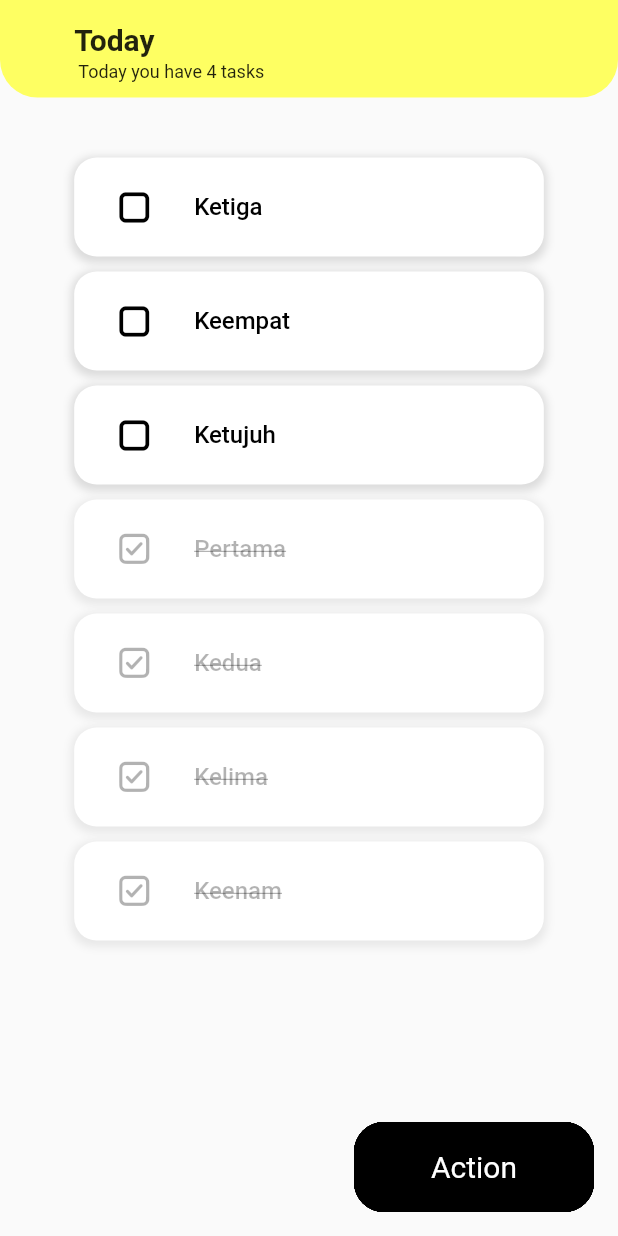
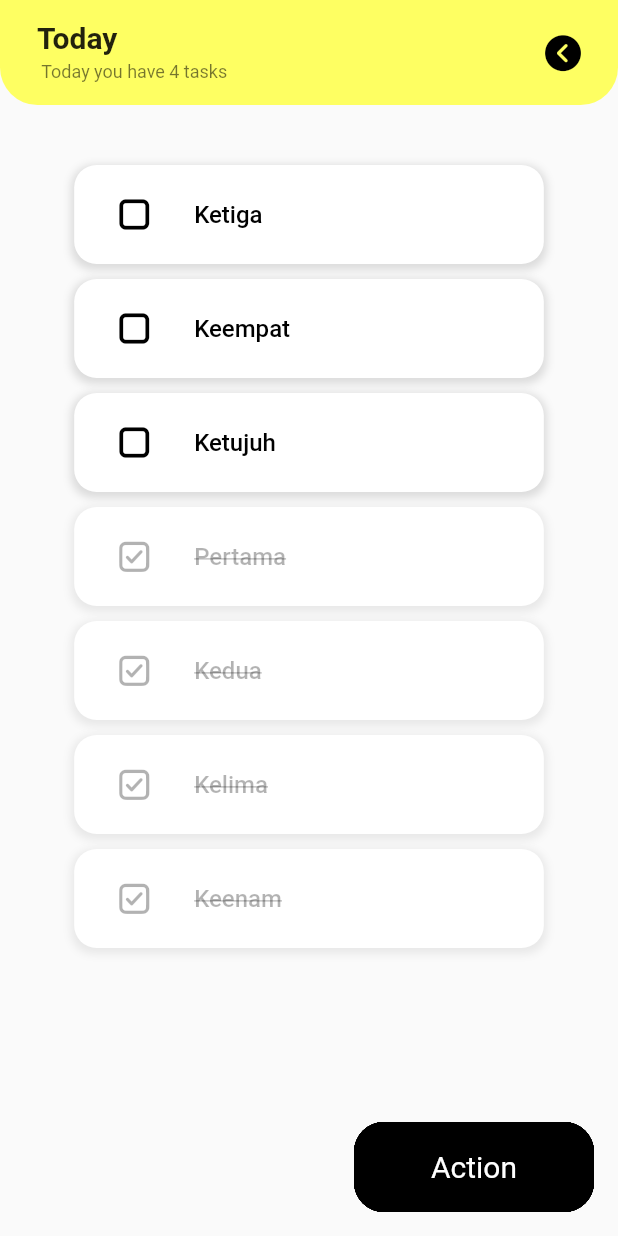
Before and after one commit to mrizkiid/card_todo, a Flutter app: the TaskPage screen opened by its route, after a tap on an icon or button, on a phone screen of 412 x 824 dp. Run offline on Flutter 3.47's test engine with Material 2 defaults, Android fonts, the phone set to English and light mode, and no system bars; our stand-ins replace bloc, equatable, flutter_bloc, hive, hive_flutter, reorderables; accounts and stored records are empty.

Commit message:
telah menambahkan dan selesai ui task

```diff
--- a/card_todo/lib/DATA/provider/todo_data.dart
+++ b/card_todo/lib/DATA/provider/todo_data.dart
@@ -1,3 +1,4 @@
+// ignore_for_file: public_member_api_docs, sort_constructors_first
 class TodoData {
   List<String> listTask = [
     'todo1',
@@ -27,6 +28,57 @@ class TodoData {
     'PROJECT7',
   ];
 
+  List<TitleList> todoList = [
+    TitleList(
+      title: 'Gym',
+      taskList: [
+        TaskList(isChecked: false, title: 'Pertama'),
+        TaskList(isChecked: true, title: 'Kedua'),
+        TaskList(isChecked: false, title: 'Ketiga'),
+        TaskList(isChecked: false, title: 'Keempat'),
+        TaskList(isChecked: true, title: 'Kelima'),
+        TaskList(isChecked: true, title: 'Keenam'),
+        TaskList(isChecked: false, title: 'Ketujuh'),
+      ],
+    ),
+    TitleList(
+      title: 'Gym',
+      taskList: [
+        TaskList(isChecked: false, title: 'Pertama'),
+        TaskList(isChecked: true, title: 'Kedua'),
+        TaskList(isChecked: false, title: 'Ketiga'),
+        TaskList(isChecked: false, title: 'Keempat'),
+        TaskList(isChecked: true, title: 'Kelima'),
+        TaskList(isChecked: true, title: 'Keenam'),
+        TaskList(isChecked: false, title: 'Ketujuh'),
+      ],
+    ),
+    TitleList(
+      title: 'Gym',
+      taskList: [
+        TaskList(isChecked: false, title: 'Pertama'),
+        TaskList(isChecked: true, title: 'Kedua'),
+        TaskList(isChecked: false, title: 'Ketiga'),
+        TaskList(isChecked: false, title: 'Keempat'),
+        TaskList(isChecked: true, title: 'Kelima'),
+        TaskList(isChecked: true, title: 'Keenam'),
+        TaskList(isChecked: false, title: 'Ketujuh'),
+      ],
+    ),
+    TitleList(
+      title: 'Gym',
+      taskList: [
+        TaskList(isChecked: false, title: 'Pertama'),
+        TaskList(isChecked: true, title: 'Kedua'),
+        TaskList(isChecked: false, title: 'Ketiga'),
+        TaskList(isChecked: false, title: 'Keempat'),
+        TaskList(isChecked: true, title: 'Kelima'),
+        TaskList(isChecked: true, title: 'Keenam'),
+        TaskList(isChecked: false, title: 'Ketujuh'),
+      ],
+    ),
+  ];
+
   List<TaskList> tasklist = [
     TaskList(isChecked: false, title: 'Pertama'),
     TaskList(isChecked: true, title: 'Kedua'),
@@ -48,3 +100,12 @@ class TaskList {
     required this.title,
   });
 }
+
+class TitleList {
+  String title;
+  List<TaskList> taskList;
+  TitleList({
+    required this.title,
+    required this.taskList,
+  });
+}
--- /dev/null
+++ b/card_todo/lib/TODO/add_main_menu/page_add_main_menu.dart
@@ -0,0 +1,48 @@
+import 'package:card_todo/TODO/utils/widget/widget_app_bar.dart';
+import 'package:card_todo/UTILS/icon/todo_app_icon_icons.dart';
+import 'package:card_todo/UTILS/static/size_class.dart';
+import 'package:flutter/material.dart';
+import 'package:flutter_bloc/flutter_bloc.dart';
+import 'package:card_todo/DATA/provider/todo_data.dart';
+
+class PageAddMainMenu extends StatelessWidget {
+  PageAddMainMenu({super.key});
+  Sizing sizing = Sizing();
+  String titleTodo = 'unknown';
+  @override
+  Widget build(BuildContext context) {
+    if (ModalRoute.of(context) != null) {
+      titleTodo = ModalRoute.of(context)!.settings.arguments.toString();
+    }
+    sizing.init(context);
+    double paddingHorizontal = sizing.widthCalc(percent: 12);
+    double heightAppBar = 70;
+    TodoData todoData = RepositoryProvider.of(context);
+    return Scaffold(
+      appBar: PreferredSize(
+        preferredSize: Size.fromHeight(heightAppBar),
+        child: CustomAppBar(
+          heightAppBar: heightAppBar,
+          paddingHorizontal: paddingHorizontal / 2,
+          child: const Align(
+            alignment: Alignment.bottomCenter,
+            child: ListTile(
+              contentPadding: EdgeInsets.zero,
+              title: Text(
+                'Add Card',
+                style: TextStyle(
+                    color: Colors.black,
+                    fontSize: 24,
+                    fontWeight: FontWeight.w500),
+              ),
+              trailing: Icon(
+                TodoAppIcon.previous,
+                color: Colors.black,
+              ),
+            ),
+          ),
+        ),
+      ),
+    );
+  }
+}
--- a/card_todo/lib/TODO/main_menu/main_menu_bloc/mainmenu_bloc.dart
+++ b/card_todo/lib/TODO/main_menu/main_menu_bloc/mainmenu_bloc.dart
@@ -18,8 +18,8 @@ class MainMenuBloc extends Bloc<MainMenuEvent, MainMenuState> {
   MainMenuBloc({required TodoData todoData})
       : super(const MainmenuInitial([])) {
     on<InitialListEvent>((event, emit) {
-      // listTitle = [...event.listTitle];
-      changeToNewList(event.listTitle);
+      /////
+      changeToNewList(todoData.listTitle);
       emit(MainmenuInitial(listTitle));
     });
 
@@ -87,10 +87,14 @@ class MainMenuBloc extends Bloc<MainMenuEvent, MainMenuState> {
           listTitle.removeAt(i);
         }
       }
+      //move list to todoData
+      todoData.listTitle = [...listTitle];
 
       changeToNewList(listTitle);
+      emit(SaveState(listTitle));
 
-      emit(SaveState(listTitle));
+      // deleteing list delete
+      indexDelete = [];
     });
   }
 }
--- a/card_todo/lib/TODO/main_menu/main_menu_bloc/mainmenu_event.dart
+++ b/card_todo/lib/TODO/main_menu/main_menu_bloc/mainmenu_event.dart
@@ -5,8 +5,7 @@ abstract class MainMenuEvent {
 }
 
 class InitialListEvent extends MainMenuEvent {
-  final List<String> listTitle;
-  InitialListEvent({required this.listTitle});
+  InitialListEvent();
 }
 
 class MainActionEvent extends MainMenuEvent {
--- a/card_todo/lib/TODO/main_menu/page_main_menu.dart
+++ b/card_todo/lib/TODO/main_menu/page_main_menu.dart
@@ -172,9 +172,10 @@ class MainMenuPageState extends State<MainMenuPage> {
                               crossAxisCount: 2,
                               crossAxisSpacing: 10,
                               mainAxisSpacing: 10),
-                      itemCount: todoData.listTitle.length,
+                      itemCount: state.listTitle.length,
                       itemBuilder: (context, index) {
-                        String arg = todoData.listTitle[index];
+                        String arg = state.listTitle[index];
+                        print('default title ${state.listTitle.length}');
                         return CardWidget(
                           onpressed: () {
                             Navigator.of(context)
--- a/card_todo/lib/TODO/task_list/page_task.dart
+++ b/card_todo/lib/TODO/task_list/page_task.dart
@@ -2,8 +2,10 @@
 
 import 'package:card_todo/DATA/provider/todo_data.dart';
 import 'package:card_todo/TODO/task_list/bloc_task/task_menu_bloc.dart';
+import 'package:card_todo/TODO/utils/widget/widget_app_bar.dart';
 import 'package:card_todo/TODO/utils/widget/widget_button_animation.dart';
 import 'package:card_todo/TODO/utils/widget/widget_button_animation_helper.dart';
+import 'package:card_todo/TODO/utils/widget/widget_task_page.dart';
 import 'package:card_todo/UTILS/icon/todo_app_icon_icons.dart';
 import 'package:card_todo/UTILS/static/color_class.dart';
 import 'package:card_todo/UTILS/static/enum_todo.dart';
@@ -32,58 +34,61 @@ class _TaskPageState extends State<TaskPage> {
     }
     sizing.init(context);
     double paddingHorizontal = sizing.widthCalc(percent: 12);
-    double heightAppBar = 65;
+    double heightAppBar = 70;
     TodoData todoData = RepositoryProvider.of(context);
     return Scaffold(
       appBar: PreferredSize(
         preferredSize: Size.fromHeight(heightAppBar),
-        child: Container(
-          decoration: BoxDecoration(
-            color: ColorStatic.maincolor,
-            borderRadius: BorderRadius.only(
-              bottomLeft: Radius.circular(25),
-              bottomRight: Radius.circular(25),
+        child: CustomAppBar(
+          heightAppBar: heightAppBar,
+          paddingHorizontal: paddingHorizontal / 2,
+          child: ListTile(
+            contentPadding: EdgeInsets.zero,
+            title: Text(
+              'Today',
+              style: TextStyle(fontSize: 20, fontWeight: FontWeight.bold),
             ),
-          ),
-          child: Container(
-            padding: EdgeInsets.symmetric(horizontal: paddingHorizontal)
-                .copyWith(bottom: 10, top: 10),
-            child: Align(
-              alignment: Alignment.bottomCenter,
-              child: Row(
-                crossAxisAlignment: CrossAxisAlignment.end,
-                mainAxisAlignment: MainAxisAlignment.spaceBetween,
-                children: [
-                  Column(
-                    mainAxisAlignment: MainAxisAlignment.end,
-                    crossAxisAlignment: CrossAxisAlignment.start,
-                    children: [
-                      Text(
-                        'Today',
-                        style: TextStyle(
-                            fontSize: 20, fontWeight: FontWeight.bold),
-                      ),
-                      SizedBox(
-                        height: 3,
-                      ),
-                      Text(
-                        ' Today you have 4 tasks',
-                        style: TextStyle(fontSize: 12),
-                      ),
-                    ],
-                  ),
-                  // IconButton(
-                  //   onPressed: () {},
-                  //   icon: Icon(
-                  //     Icons.visibility,
-                  //     size: 27,
-                  //   ),
-                  // )
-                ],
+            subtitle: Text(
+              ' Today you have 4 tasks',
+              style: TextStyle(fontSize: 12),
+            ),
+            trailing: GestureDetector(
+              onTap: () {
+                print('back is pressed from page task');
+              },
+              child: Icon(
+                TodoAppIcon.previous,
+                color: Colors.black,
               ),
             ),
           ),
-          // ch
+          // Align(
+          //   alignment: Alignment.bottomCenter,
+          //   child: Row(
+          //     crossAxisAlignment: CrossAxisAlignment.end,
+          //     mainAxisAlignment: MainAxisAlignment.spaceBetween,
+          //     children: [
+          //       Column(
+          //         mainAxisAlignment: MainAxisAlignment.end,
+          //         crossAxisAlignment: CrossAxisAlignment.start,
+          //         children: [
+          //           Text(
+          //             'Today',
+          //             style:
+          //                 TextStyle(fontSize: 20, fontWeight: FontWeight.bold),
+          //           ),
+          //           SizedBox(
+          //             height: 3,
+          //           ),
+          //           Text(
+          //             ' Today you have 4 tasks',
+          //             style: TextStyle(fontSize: 12),
+          //           ),
+          //         ],
+          //       ),
+          //     ],
+          //   ),
+          // ),
         ),
       ),
       floatingActionButton:
@@ -218,110 +223,3 @@ class _TaskPageState extends State<TaskPage> {
     );
   }
 }
-
-class TileTaskCard extends StatelessWidget {
-  final bool isChecked;
-  final String title;
-  final bool isDelete;
-  final void Function() onchanged;
-  final void Function()? onTapDelete;
-  final Color? color;
-  const TileTaskCard({
-    super.key,
-    required this.isChecked,
-    required this.title,
-    required this.isDelete,
-    required this.onchanged,
-    this.onTapDelete,
-    this.color,
-  });
-
-  @override
-  Widget build(BuildContext context) {
-    if (color == null) {
-      print(color);
-    }
-    return Padding(
-      padding: EdgeInsets.only(top: 10),
-      child: GestureDetector(
-        onTap: onTapDelete,
-        child: Container(
-          padding: EdgeInsets.symmetric(vertical: 5),
-          decoration: BoxDecoration(
-            color: color ?? Color(0xFFFFFFFF),
-            borderRadius: BorderRadius.all(
-              Radius.circular(15),
-            ),
-            boxShadow: [
-              if (isChecked)
-                BoxShadow(
-                  blurRadius: 4,
-                  offset: Offset(0, 2),
-                  spreadRadius: 2,
-                  color: Colors.black.withOpacity(0.07),
-                )
-              else
-                BoxShadow(
-                  blurRadius: 4,
-                  offset: Offset(0, 2),
-                  spreadRadius: 2,
-                  color: Colors.black.withOpacity(0.12),
-                ),
-            ],
-          ),
-          child: ListTile(
-            leading: checkBoxCustom(isChecked, onchanged, isDelete),
-            title: Text(
-              title,
-              style: isChecked
-                  ? TextStyle(
-                      fontSize: 16,
-                      fontWeight: FontWeight.w500,
-                      color: Colors.black.withOpacity(0.3),
-                      decoration: TextDecoration.lineThrough)
-                  : TextStyle(
-                      fontSize: 16,
-                      fontWeight: FontWeight.w500,
-                      color: Colors.black),
-            ),
-            trailing: isDelete
-                ? IconButton(
-                    onPressed: () {
-                      // context.read<TaskMenuBloc>().add(TaskDeleteProcess());
-                    },
-                    icon: Icon(
-                      TodoAppIcon.delete,
-                      color: Colors.red,
-                    ),
-                  )
-                : SizedBox(),
-          ),
-        ),
-      ),
-    );
-  }
-
-  Widget checkBoxCustom(
-      bool isPressed, void Function() onchanged, bool isDelete) {
-    return IconButton(
-      hoverColor: Colors.white,
-      splashColor: Colors.white,
-      onPressed: isDelete
-          ? null
-          : () {
-              onchanged();
-            },
-      icon: isPressed
-          ? Icon(
-              TodoAppIcon.check,
-              size: 27,
-              color: Colors.black.withOpacity(0.3),
-            )
-          : Icon(
-              TodoAppIcon.empty_checkbox,
-              size: 20,
-              color: Colors.black,
-            ),
-    );
-  }
-}
--- /dev/null
+++ b/card_todo/lib/TODO/utils/widget/widget_app_bar.dart
@@ -0,0 +1,60 @@
+import 'package:card_todo/UTILS/static/color_class.dart';
+import 'package:flutter/material.dart';
+
+// class CustomAppBar extends PreferredSize {
+//   final double heightAppBar;
+//   final double paddingHorizontal;
+//   final Widget child;
+
+//   CustomAppBar(
+//       {super.key,
+//       required this.heightAppBar,
+//       required this.paddingHorizontal,
+//       required this.child})
+//       : super(
+//           preferredSize: Size.fromHeight(heightAppBar),
+//           child: Container(
+//             decoration: const BoxDecoration(
+//               color: Colors.black,
+//               borderRadius: BorderRadius.only(
+//                 bottomLeft: Radius.circular(25),
+//                 bottomRight: Radius.circular(25),
+//               ),
+//             ),
+//             child: Container(
+//               padding: EdgeInsets.symmetric(horizontal: paddingHorizontal)
+//                   .copyWith(bottom: 10, top: 10),
+//               child: child,
+//             ),
+//           ),
+//         );
+// }
+
+class CustomAppBar extends StatelessWidget {
+  final double heightAppBar;
+  final double paddingHorizontal;
+  final Widget child;
+  CustomAppBar({
+    super.key,
+    required this.heightAppBar,
+    required this.paddingHorizontal,
+    required this.child,
+  });
+
+  @override
+  Widget build(BuildContext context) {
+    return Container(
+      decoration: const BoxDecoration(
+        color: ColorStatic.maincolor,
+        borderRadius: BorderRadius.only(
+          bottomLeft: Radius.circular(25),
+          bottomRight: Radius.circular(25),
+        ),
+      ),
+      child: Container(
+        padding: EdgeInsets.symmetric(horizontal: paddingHorizontal),
+        child: SafeArea(child: child),
+      ),
+    );
+  }
+}
--- a/card_todo/lib/TODO/utils/widget/widget_button_animation_helper.dart
+++ b/card_todo/lib/TODO/utils/widget/widget_button_animation_helper.dart
@@ -305,7 +305,7 @@ class DoneButton extends StatelessWidget {
           onTap: () {
             if (buttonAnimationBloc.whichTodoBloc == WhichTodoBloc.mainMenu &&
                 mainMenuBloc != null) {
-              mainMenuBloc.add(InitialListEvent(listTitle: todoData.listTitle));
+              mainMenuBloc.add(InitialListEvent());
             }
 
             if (buttonAnimationBloc.whichTodoBloc == WhichTodoBloc.taskMenu &&
--- /dev/null
+++ b/card_todo/lib/TODO/utils/widget/widget_task_page.dart
@@ -0,0 +1,110 @@
+import 'package:card_todo/UTILS/icon/todo_app_icon_icons.dart';
+import 'package:card_todo/UTILS/static/color_class.dart';
+import 'package:flutter/material.dart';
+
+class TileTaskCard extends StatelessWidget {
+  final bool isChecked;
+  final String title;
+  final bool isDelete;
+  final void Function() onchanged;
+  final void Function()? onTapDelete;
+  final Color? color;
+  const TileTaskCard({
+    super.key,
+    required this.isChecked,
+    required this.title,
+    required this.isDelete,
+    required this.onchanged,
+    this.onTapDelete,
+    this.color,
+  });
+
+  @override
+  Widget build(BuildContext context) {
+    if (color == null) {
+      print(color);
+    }
+    return Padding(
+      padding: const EdgeInsets.only(top: 10),
+      child: GestureDetector(
+        onTap: onTapDelete,
+        child: Container(
+          padding: const EdgeInsets.symmetric(vertical: 5),
+          decoration: BoxDecoration(
+            color: color ?? const Color(0xFFFFFFFF),
+            borderRadius: const BorderRadius.all(
+              Radius.circular(15),
+            ),
+            boxShadow: [
+              if (isChecked)
+                BoxShadow(
+                  blurRadius: 4,
+                  offset: const Offset(0, 2),
+                  spreadRadius: 2,
+                  color: Colors.black.withOpacity(0.07),
+                )
+              else
+                BoxShadow(
+                  blurRadius: 4,
+                  offset: const Offset(0, 2),
+                  spreadRadius: 2,
+                  color: Colors.black.withOpacity(0.12),
+                ),
+            ],
+          ),
+          child: ListTile(
+            leading: checkBoxCustom(isChecked, onchanged, isDelete),
+            title: Text(
+              title,
+              style: isChecked
+                  ? TextStyle(
+                      fontSize: 16,
+                      fontWeight: FontWeight.w500,
+                      color: Colors.black.withOpacity(0.3),
+                      decoration: TextDecoration.lineThrough)
+                  : const TextStyle(
+                      fontSize: 16,
+                      fontWeight: FontWeight.w500,
+                      color: Colors.black),
+            ),
+            trailing: isDelete
+                ? IconButton(
+                    onPressed: () {
+                      // context.read<TaskMenuBloc>().add(TaskDeleteProcess());
+                    },
+                    icon: const Icon(
+                      TodoAppIcon.delete,
+                      color: Colors.red,
+                    ),
+                  )
+                : const SizedBox(),
+          ),
+        ),
+      ),
+    );
+  }
+
+  Widget checkBoxCustom(
+      bool isPressed, void Function() onchanged, bool isDelete) {
+    return IconButton(
+      hoverColor: Colors.white,
+      splashColor: Colors.white,
+      onPressed: isDelete
+          ? null
+          : () {
+              onchanged();
+            },
+      icon: isPressed
+          ? Icon(
+              TodoAppIcon.check,
+              size: 27,
+              color: Colors.black.withOpacity(0.3),
+            )
+          : const Icon(
+              TodoAppIcon.empty_checkbox,
+              size: 20,
+              color: Colors.black,
+            ),
+    );
+  }
+}
--- a/card_todo/lib/UTILS/route/app_route.dart
+++ b/card_todo/lib/UTILS/route/app_route.dart
@@ -1,4 +1,5 @@
 import 'package:card_todo/DATA/provider/todo_data.dart';
+import 'package:card_todo/TODO/add_main_menu/page_add_main_menu.dart';
 import 'package:card_todo/TODO/bloc_button/button_animation_bloc.dart';
 import 'package:card_todo/TODO/main_menu/main_menu_bloc/mainmenu_bloc.dart';
 import 'package:card_todo/TODO/main_menu/page_main_menu.dart';
@@ -11,12 +12,13 @@ import 'package:flutter_bloc/flutter_bloc.dart';
 class AppRoute {
   Route onGenerateRoute(RouteSettings settings, TodoData todoData) {
     switch (settings.name) {
-      case '/':
+      case '/hsd':
         return MaterialPageRoute(
           builder: (_) => MultiBlocProvider(
             providers: [
               BlocProvider(
-                create: (_) => MainMenuBloc(todoData: todoData),
+                create: (_) =>
+                    MainMenuBloc(todoData: todoData)..add(InitialListEvent()),
               ),
               BlocProvider(
                 create: (_) =>
@@ -26,6 +28,7 @@ class AppRoute {
             child: const MainMenuPage(),
           ),
         );
+
       case '/TaskPage':
         return MaterialPageRoute(
           builder: (_) => MultiBlocProvider(
@@ -41,6 +44,10 @@ class AppRoute {
             child: const TaskPage(),
           ),
         );
+      case '/':
+        return MaterialPageRoute(
+          builder: (_) => PageAddMainMenu(),
+        );
       default:
         return MaterialPageRoute(
           builder: (_) => BlocProvider(
--- a/card_todo/lib/general_bloc_observer.dart
+++ b/card_todo/lib/general_bloc_observer.dart
@@ -4,7 +4,7 @@ class MyBlocObserver extends BlocObserver {
   @override
   void onEvent(Bloc bloc, Object? event) {
     super.onEvent(bloc, event);
-    print('$bloc ==> $event');
+    print('Event $bloc ==> $event');
   }
 
   @override
--- a/card_todo/lib/main.dart
+++ b/card_todo/lib/main.dart
@@ -4,6 +4,7 @@ import 'package:bloc/bloc.dart';
 import 'package:card_todo/AUTH/pages/page_sign_in.dart';
 import 'package:card_todo/AUTH/pages/page_sign_up.dart';
 import 'package:card_todo/DATA/provider/todo_data.dart';
+import 'package:card_todo/TODO/add_main_menu/page_add_main_menu.dart';
 import 'package:card_todo/TODO/main_menu/page_main_menu.dart';
 import 'package:card_todo/TODO/task_list/page_task.dart';
 import 'package:card_todo/UTILS/route/app_route.dart';
@@ -51,9 +52,10 @@ class App extends StatelessWidget {
       // home: SingInPage(),
       // home: PageSignUp(),
       // home: TestGridCardPage(),
-      home: TaskPage(),
+      // home: TaskPage(),
       // home: TestPageFolder(),
       // home: MainMenuPage(),
+      // home: PageAddMainMenu(),
     );
   }
 }
```
